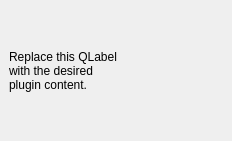
This is railml_dockwidget_base.ui in fuzzysolutions/RailQGIS as Qt 5 draws it before an edit. The edited form follows.
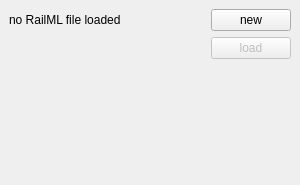
This is the edited form. Icons and pictures are not drawn.

```diff
--- a/railml_dockwidget_base.ui
+++ b/railml_dockwidget_base.ui
@@ -6,21 +6,82 @@
    <rect>
     <x>0</x>
     <y>0</y>
-    <width>232</width>
-    <height>141</height>
+    <width>304</width>
+    <height>185</height>
    </rect>
   </property>
   <property name="windowTitle">
    <string>RailML</string>
   </property>
   <widget class="QWidget" name="dockWidgetContents">
+   <property name="maximumSize">
+    <size>
+     <width>300</width>
+     <height>16777215</height>
+    </size>
+   </property>
    <layout class="QGridLayout" name="gridLayout">
+    <item row="0" column="3" alignment="Qt::AlignHCenter|Qt::AlignTop">
+     <widget class="QPushButton" name="buttonNewFile">
+      <property name="enabled">
+       <bool>true</bool>
+      </property>
+      <property name="toolTip">
+       <string>&lt;html&gt;&lt;head/&gt;&lt;body&gt;&lt;p&gt;Load new RailML file&lt;/p&gt;&lt;/body&gt;&lt;/html&gt;</string>
+      </property>
+      <property name="text">
+       <string>new</string>
+      </property>
+      <property name="icon">
+       <iconset theme="File"/>
+      </property>
+     </widget>
+    </item>
+    <item row="1" column="0" alignment="Qt::AlignLeft|Qt::AlignTop">
+     <widget class="QLabel" name="labelCoordCount">
+      <property name="minimumSize">
+       <size>
+        <width>100</width>
+        <height>20</height>
+       </size>
+      </property>
+      <property name="maximumSize">
+       <size>
+        <width>400</width>
+        <height>20</height>
+       </size>
+      </property>
+      <property name="text">
+       <string/>
+      </property>
+     </widget>
+    </item>
     <item row="0" column="0">
-     <widget class="QLabel" name="label">
+     <widget class="QLabel" name="labelFilename">
+      <property name="minimumSize">
+       <size>
+        <width>200</width>
+        <height>20</height>
+       </size>
+      </property>
+      <property name="maximumSize">
+       <size>
+        <width>200</width>
+        <height>20</height>
+       </size>
+      </property>
       <property name="text">
-       <string>Replace this QLabel
-with the desired
-plugin content.</string>
+       <string>no RailML file loaded</string>
+      </property>
+     </widget>
+    </item>
+    <item row="1" column="3" alignment="Qt::AlignRight|Qt::AlignTop">
+     <widget class="QPushButton" name="buttonLoadPoints">
+      <property name="enabled">
+       <bool>false</bool>
+      </property>
+      <property name="text">
+       <string>load</string>
       </property>
      </widget>
     </item>
```
Left out of the diff: 2 changed lines with no effect on the pictures.
